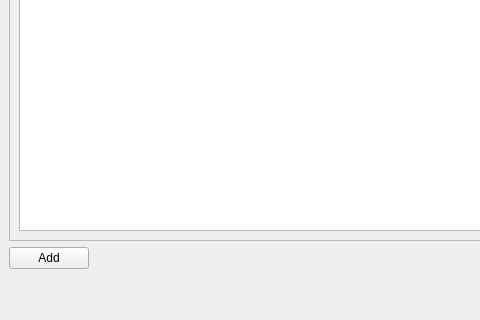
Old version of the form swap.ui in the repository Thenujan-0/system_maintenance; both pictures show x 0 to 480 and y 168 to 488 of the 809 by 488 pixel window.
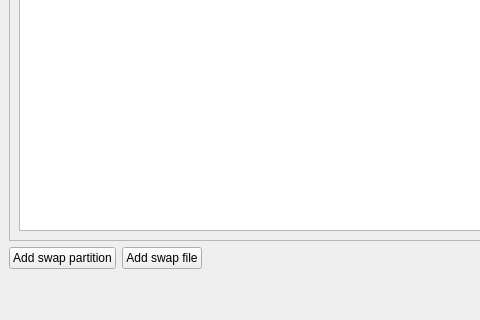
New version of the form.

```diff
--- a/swap.ui
+++ b/swap.ui
@@ -89,7 +89,14 @@
         <item>
          <widget class="QPushButton" name="btn_add">
           <property name="text">
-           <string>Add</string>
+           <string>Add swap partition</string>
+          </property>
+         </widget>
+        </item>
+        <item>
+         <widget class="QPushButton" name="btn_add_swap_file">
+          <property name="text">
+           <string>Add swap file</string>
           </property>
          </widget>
         </item>
```
Left out of the diff: 2 changed lines with no effect on the pictures.
